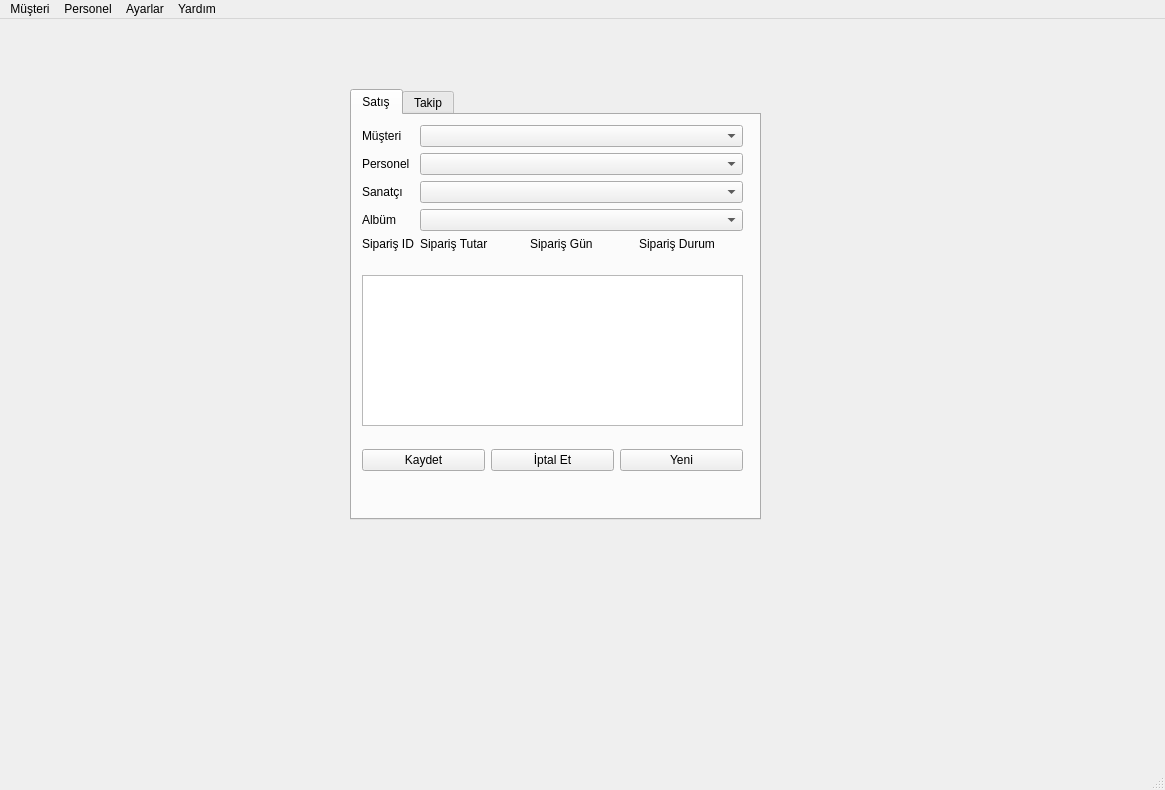
Before: the Qt Designer form GUI/AnaMenu.ui in ibrahimediz/Python17Desktop, drawn with Qt 5.
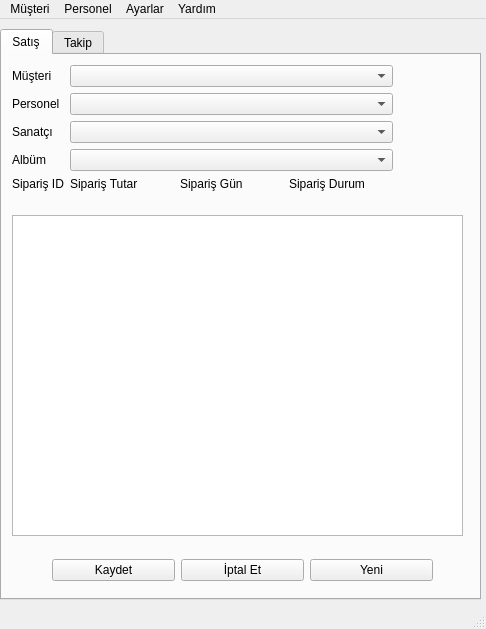
After: the same form once the commit is applied.

The edit to the form file:
```diff
--- a/GUI/AnaMenu.ui
+++ b/GUI/AnaMenu.ui
@@ -6,8 +6,8 @@
    <rect>
     <x>0</x>
     <y>0</y>
-    <width>1165</width>
-    <height>790</height>
+    <width>486</width>
+    <height>629</height>
    </rect>
   </property>
   <property name="windowTitle">
@@ -17,10 +17,10 @@
    <widget class="QTabWidget" name="tabWidget">
     <property name="geometry">
      <rect>
-      <x>350</x>
-      <y>70</y>
-      <width>411</width>
-      <height>431</height>
+      <x>0</x>
+      <y>10</y>
+      <width>481</width>
+      <height>571</height>
      </rect>
     </property>
     <property name="currentIndex">
@@ -119,16 +119,16 @@
        <rect>
         <x>10</x>
         <y>160</y>
-        <width>381</width>
-        <height>151</height>
+        <width>451</width>
+        <height>321</height>
        </rect>
       </property>
      </widget>
      <widget class="QWidget" name="horizontalLayoutWidget">
       <property name="geometry">
        <rect>
-        <x>10</x>
-        <y>320</y>
+        <x>50</x>
+        <y>490</y>
         <width>381</width>
         <height>51</height>
        </rect>
@@ -214,7 +214,7 @@
     <rect>
      <x>0</x>
      <y>0</y>
-     <width>1165</width>
+     <width>486</width>
      <height>18</height>
     </rect>
    </property>
```
Left out of the diff: 2 changed lines with no effect on the pictures.
